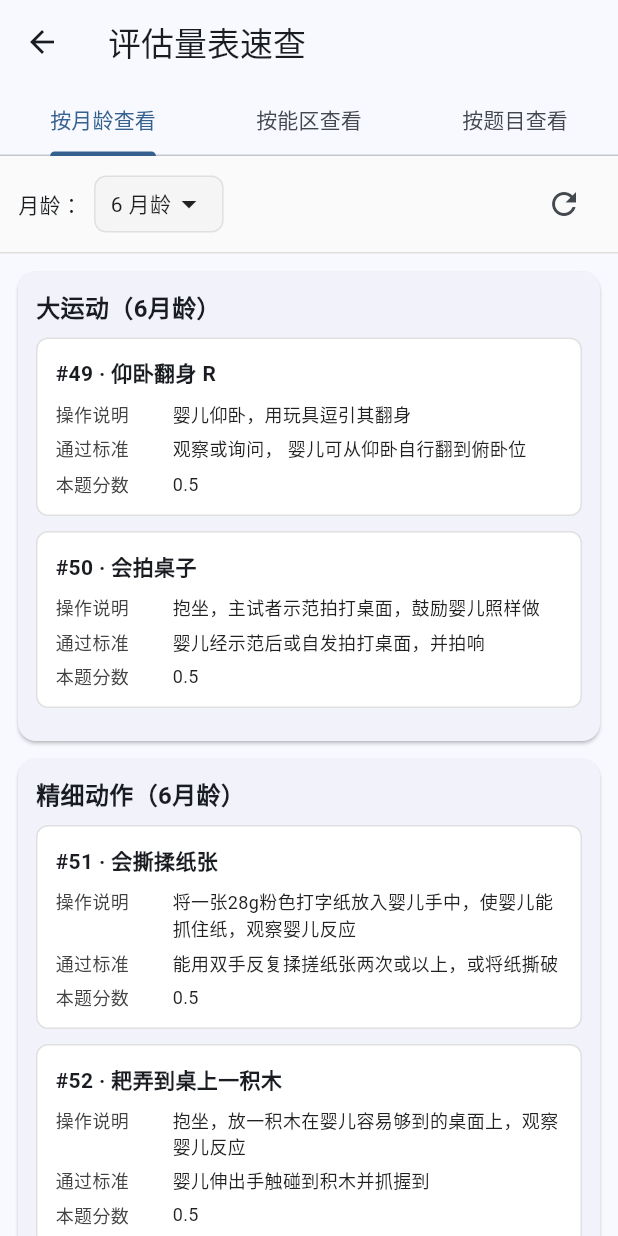
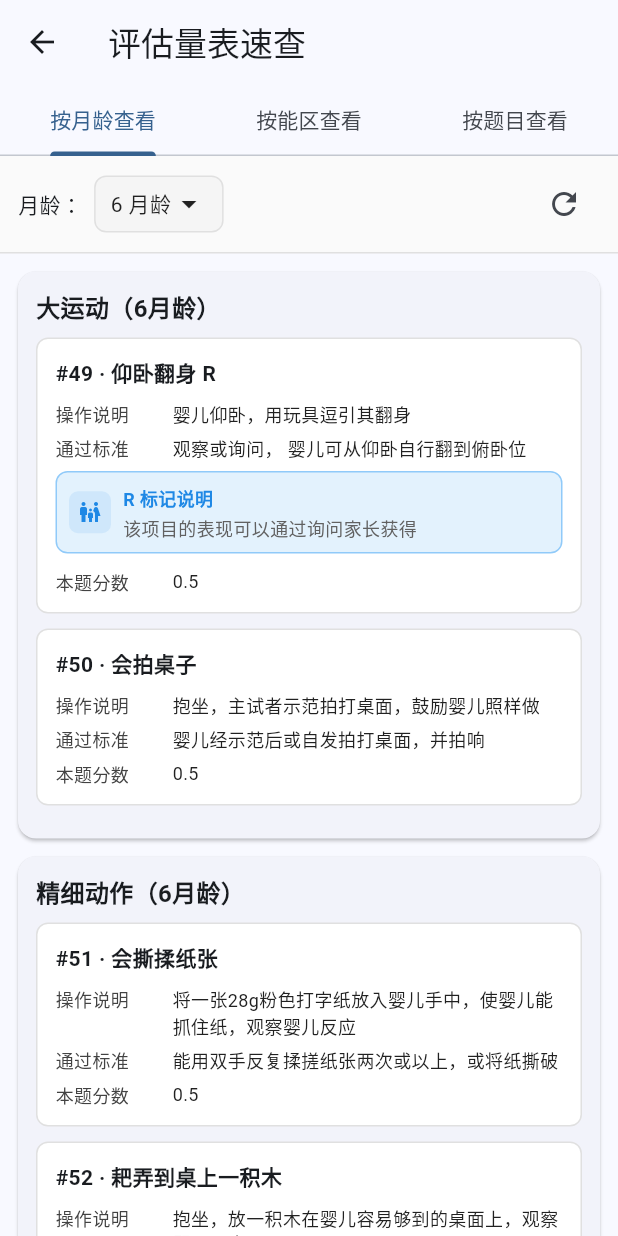
Before and after one commit to vonxq/baby-measure, a Flutter app: the screen it shows after launch, after a tap on the "menu book" icon, on a phone screen of 412 x 824 dp. Run offline on Flutter 3.47's test engine with Material 3 defaults, Android fonts, the phone set to English and light mode, and no system bars.

Commit message:
feat(reference): 评估速查题目支持R/*提示信息，样式与动态测评一致

```diff
--- a/child_development_assessment/lib/pages/scale_reference_page.dart
+++ b/child_development_assessment/lib/pages/scale_reference_page.dart
@@ -332,6 +332,7 @@ class _ScaleReferencePageState extends State<ScaleReferencePage>
                   operation: i.operation,
                   passCondition: i.passCondition,
                   score: i.score,
+                  rawName: i.name,
                 )),
           ],
         ),
@@ -345,6 +346,7 @@ class _ScaleReferencePageState extends State<ScaleReferencePage>
     required String operation,
     required String passCondition,
     required double score,
+    String? rawName,
   }) {
     return Container(
       margin: const EdgeInsets.only(bottom: 10),
@@ -367,6 +369,10 @@ class _ScaleReferencePageState extends State<ScaleReferencePage>
           const SizedBox(height: 6),
           _buildKeyValueRow('通过标准', passCondition),
           const SizedBox(height: 6),
+          if (rawName != null && _hasSpecialMarkers(rawName)) ...[
+            _buildSpecialMarkerTips(rawName),
+            const SizedBox(height: 6),
+          ],
           _buildKeyValueRow('本题分数', score.toStringAsFixed(1)),
         ],
       ),
@@ -384,6 +390,99 @@ class _ScaleReferencePageState extends State<ScaleReferencePage>
     );
   }
 }
+
+  // 检查题目名称是否包含特殊标记（R 或 *）
+  bool _hasSpecialMarkers(String name) {
+    return name.contains('*') || name.contains('R');
+  }
+
+  // 构建特殊标记提示信息，样式与动态测评页保持一致
+  Widget _buildSpecialMarkerTips(String name) {
+    List<Widget> tips = [];
+
+    if (name.contains('R')) {
+      tips.add(_buildTipItem(
+        icon: Icons.family_restroom,
+        iconColor: Colors.blue[600]!,
+        backgroundColor: Colors.blue[50]!,
+        borderColor: Colors.blue[200]!,
+        title: 'R 标记说明',
+        content: '该项目的表现可以通过询问家长获得',
+      ));
+    }
+
+    if (name.contains('*')) {
+      tips.add(_buildTipItem(
+        icon: Icons.warning_amber_rounded,
+        iconColor: Colors.orange[600]!,
+        backgroundColor: Colors.orange[50]!,
+        borderColor: Colors.orange[200]!,
+        title: '* 标记说明',
+        content: '该项目如果未通过需要引起注意',
+      ));
+    }
+
+    return Column(
+      children: tips
+          .map((tip) => Padding(
+                padding: const EdgeInsets.only(bottom: 4),
+                child: tip,
+              ))
+          .toList(),
+    );
+  }
+
+  // 构建单个提示项
+  Widget _buildTipItem({
+    required IconData icon,
+    required Color iconColor,
+    required Color backgroundColor,
+    required Color borderColor,
+    required String title,
+    required String content,
+  }) {
+    return Container(
+      padding: const EdgeInsets.all(8),
+      decoration: BoxDecoration(
+        color: backgroundColor,
+        borderRadius: BorderRadius.circular(8),
+        border: Border.all(color: borderColor),
+      ),
+      child: Row(
+        children: [
+          Container(
+            padding: const EdgeInsets.all(6),
+            decoration: BoxDecoration(
+              color: iconColor.withValues(alpha: 0.1),
+              borderRadius: BorderRadius.circular(6),
+            ),
+            child: Icon(icon, size: 16, color: iconColor),
+          ),
+          const SizedBox(width: 8),
+          Expanded(
+            child: Column(
+              crossAxisAlignment: CrossAxisAlignment.start,
+              children: [
+                Text(
+                  title,
+                  style: TextStyle(
+                    fontSize: 12,
+                    fontWeight: FontWeight.w600,
+                    color: iconColor,
+                  ),
+                ),
+                const SizedBox(height: 2),
+                Text(
+                  content,
+                  style: TextStyle(fontSize: 12, color: Colors.grey[700]),
+                ),
+              ],
+            ),
+          ),
+        ],
+      ),
+    );
+  }
 
 class _ItemRow {
   final int id;
```
